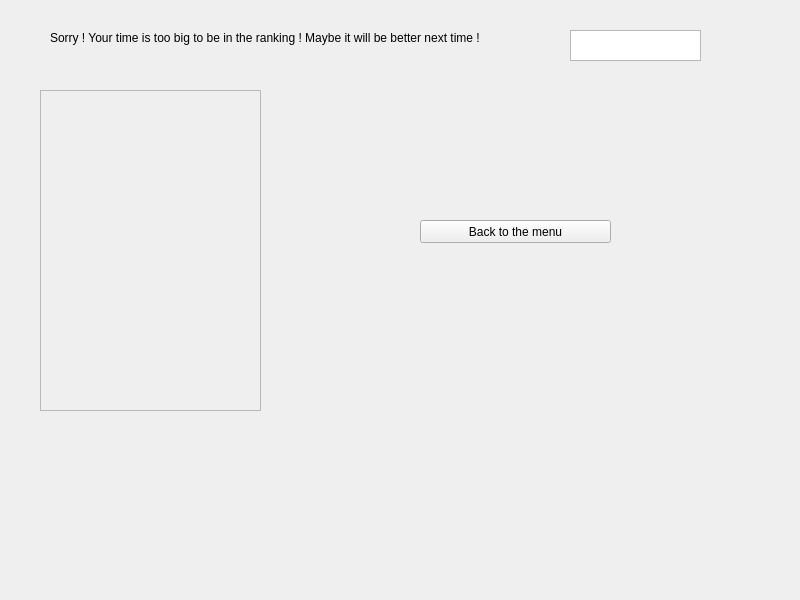
First picture: the form in scorewindow.ui, repository DreamTeamHelha/SirtoliRacing, before the edit.
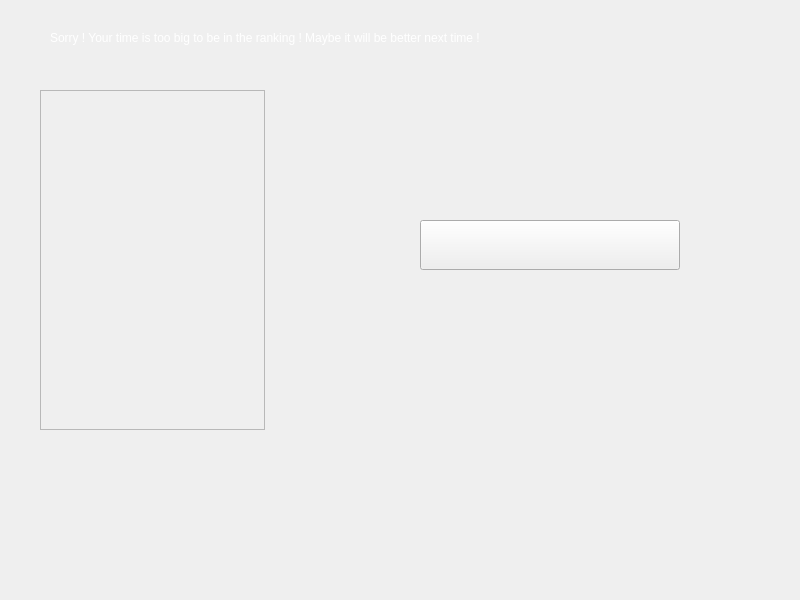
Second picture: the form after the edit.

What changed in the file:
```diff
--- a/scorewindow.ui
+++ b/scorewindow.ui
@@ -21,8 +21,8 @@
     <rect>
      <x>40</x>
      <y>90</y>
-     <width>221</width>
-     <height>321</height>
+     <width>225</width>
+     <height>340</height>
     </rect>
    </property>
   </widget>
@@ -31,23 +31,32 @@
     <rect>
      <x>420</x>
      <y>220</y>
-     <width>191</width>
-     <height>23</height>
+     <width>260</width>
+     <height>50</height>
     </rect>
    </property>
    <property name="text">
-    <string>Back to the menu</string>
+    <string/>
    </property>
   </widget>
   <widget class="QTextEdit" name="nameText">
    <property name="geometry">
     <rect>
-     <x>570</x>
-     <y>30</y>
+     <x>590</x>
+     <y>20</y>
      <width>131</width>
      <height>31</height>
     </rect>
    </property>
+   <property name="font">
+    <font>
+     <family>Leelawadee UI</family>
+     <pointsize>12</pointsize>
+    </font>
+   </property>
+   <property name="styleSheet">
+    <string notr="true">color:white;background-color:rgba(255,255,255,0);</string>
+   </property>
   </widget>
   <widget class="QLabel" name="textLabel">
    <property name="geometry">
@@ -58,10 +67,37 @@
      <height>16</height>
     </rect>
    </property>
+   <property name="font">
+    <font>
+     <family>Leelawadee UI</family>
+     <pointsize>9</pointsize>
+    </font>
+   </property>
+   <property name="styleSheet">
+    <string notr="true">color:white</string>
+   </property>
    <property name="text">
     <string>&lt;html&gt;&lt;head/&gt;&lt;body&gt;&lt;p&gt;Sorry ! Your time is too big to be in the ranking ! Maybe it will be better next time !&lt;/p&gt;&lt;/body&gt;&lt;/html&gt;</string>
    </property>
   </widget>
+  <widget class="QLabel" name="label">
+   <property name="geometry">
+    <rect>
+     <x>20</x>
+     <y>70</y>
+     <width>261</width>
+     <height>371</height>
+    </rect>
+   </property>
+   <property name="text">
+    <string/>
+   </property>
+  </widget>
+  <zorder>label</zorder>
+  <zorder>tableView</zorder>
+  <zorder>pushButton</zorder>
+  <zorder>nameText</zorder>
+  <zorder>textLabel</zorder>
  </widget>
  <resources/>
  <connections/>
```
